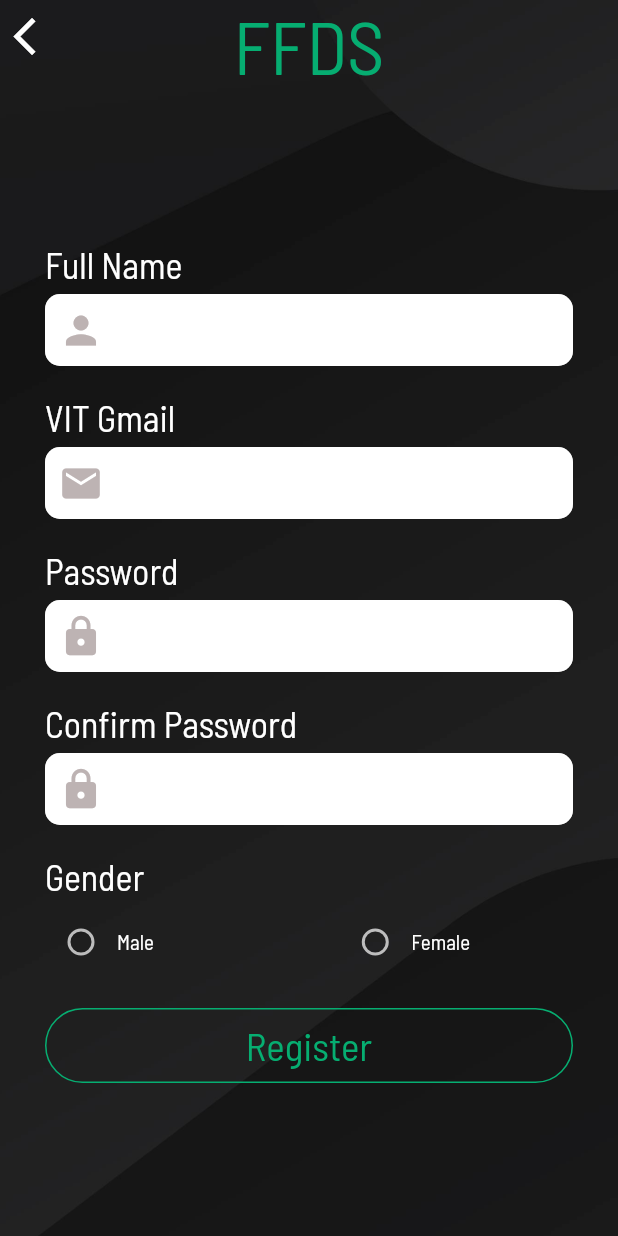
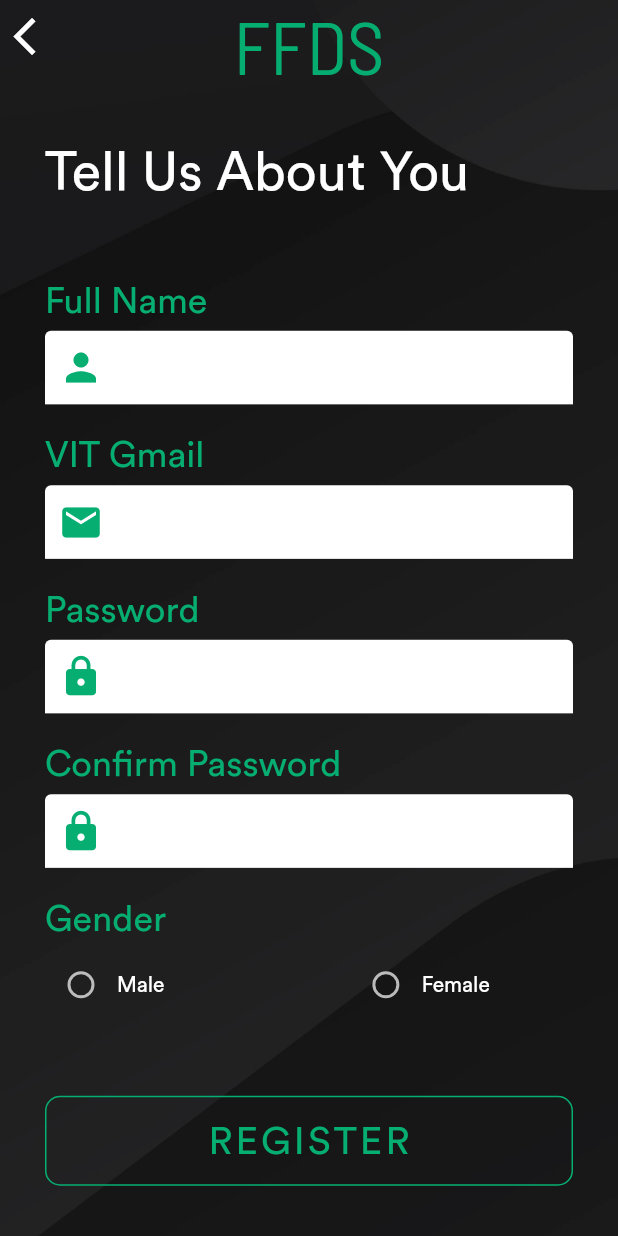
Before and after one commit to vanshg395/ffds-app, a Flutter app: the SignupScreen2 screen opened by its route, on a phone screen of 412 x 824 dp. Run offline on Flutter 3.47's test engine with Material 2 defaults, Android fonts, the phone set to English and light mode, and no system bars; our stand-ins replace awesome_dialog, image_picker; accounts and stored records are empty.

Commit message:
unfinished business

```diff
--- a/lib/helper/auth.dart
+++ b/lib/helper/auth.dart
@@ -6,7 +6,8 @@ import 'package:http/http.dart' as http;
 import './http_exception.dart';
 
 class Auth extends ChangeNotifier {
-  String _email = 'vansh.goel2018@vitstudent.ac.in';
+  // String _email = 'vansh.goel2018@vitstudent.ac.in';
+  String _email;
   String _name;
   String _gender;
   String _phone;
--- a/lib/main.dart
+++ b/lib/main.dart
@@ -25,7 +25,7 @@ class MyApp extends StatelessWidget {
             debugShowCheckedModeBanner: false,
             theme: ThemeData.dark().copyWith(
               textTheme: TextTheme(
-                body1: TextStyle(fontFamily: 'BarlowSemiCondensed'),
+                body1: TextStyle(fontFamily: 'CircularStdBook'),
               ),
             ),
             // initialRoute: HomeScreen.routeName,
--- a/lib/screens/signup_screen2.dart
+++ b/lib/screens/signup_screen2.dart
@@ -187,10 +187,20 @@ class _SignupScreen2State extends State<SignupScreen2> {
                                         CrossAxisAlignment.start,
                                     mainAxisAlignment: MainAxisAlignment.center,
                                     children: <Widget>[
+                                      FittedBox(
+                                        child: Text(
+                                          'Tell Us About You',
+                                          style: TextStyle(fontSize: 36),
+                                        ),
+                                      ),
+                                      SizedBox(
+                                        height: 50,
+                                      ),
                                       Text(
                                         'Full Name',
                                         style: TextStyle(
                                           fontSize: 24,
+                                          color: Color(0xFF06aE71),
                                         ),
                                       ),
                                       SizedBox(
@@ -202,24 +212,16 @@ class _SignupScreen2State extends State<SignupScreen2> {
                                           fontSize: 16,
                                         ),
                                         decoration: InputDecoration(
-                                          contentPadding:
-                                              EdgeInsets.symmetric(vertical: 5),
+                                          contentPadding: EdgeInsets.symmetric(
+                                              vertical: 15),
                                           prefixIcon: Icon(
                                             Icons.person,
-                                            color: Color(0xFFBDB3B3),
+                                            color: Color(0xFF06aE71),
                                             size: 30,
                                           ),
                                           focusedBorder: OutlineInputBorder(
                                             borderSide:
                                                 BorderSide(color: Colors.grey),
-                                            borderRadius:
-                                                BorderRadius.circular(10),
-                                          ),
-                                          border: OutlineInputBorder(
-                                            borderSide:
-                                                BorderSide(color: Colors.grey),
-                                            borderRadius:
-                                                BorderRadius.circular(10),
                                           ),
                                           filled: true,
                                           fillColor: Colors.white,
@@ -246,6 +248,7 @@ class _SignupScreen2State extends State<SignupScreen2> {
                                         'VIT Gmail',
                                         style: TextStyle(
                                           fontSize: 24,
+                                          color: Color(0xFF06aE71),
                                         ),
                                       ),
                                       SizedBox(
@@ -257,24 +260,16 @@ class _SignupScreen2State extends State<SignupScreen2> {
                                           fontSize: 16,
                                         ),
                                         decoration: InputDecoration(
-                                          contentPadding:
-                                              EdgeInsets.symmetric(vertical: 5),
+                                          contentPadding: EdgeInsets.symmetric(
+                                              vertical: 15),
                                           prefixIcon: Icon(
                                             Icons.email,
-                                            color: Color(0xFFBDB3B3),
+                                            color: Color(0xFF06aE71),
                                             size: 30,
                                           ),
                                           focusedBorder: OutlineInputBorder(
                                             borderSide:
                                                 BorderSide(color: Colors.grey),
-                                            borderRadius:
-                                                BorderRadius.circular(10),
-                                          ),
-                                          border: OutlineInputBorder(
-                                            borderSide:
-                                                BorderSide(color: Colors.grey),
-                                            borderRadius:
-                                                BorderRadius.circular(10),
                                           ),
                                           filled: true,
                                           fillColor: Colors.white,
@@ -308,6 +303,7 @@ class _SignupScreen2State extends State<SignupScreen2> {
                                         'Password',
                                         style: TextStyle(
                                           fontSize: 24,
+                                          color: Color(0xFF06aE71),
                                         ),
                                       ),
                                       SizedBox(
@@ -321,24 +317,16 @@ class _SignupScreen2State extends State<SignupScreen2> {
                                         ),
                                         obscureText: true,
                                         decoration: InputDecoration(
-                                          contentPadding:
-                                              EdgeInsets.symmetric(vertical: 5),
+                                          contentPadding: EdgeInsets.symmetric(
+                                              vertical: 15),
                                           prefixIcon: Icon(
                                             Icons.lock,
-                                            color: Color(0xFFBDB3B3),
+                                            color: Color(0xFF06aE71),
                                             size: 30,
                                           ),
                                           focusedBorder: OutlineInputBorder(
                                             borderSide:
                                                 BorderSide(color: Colors.grey),
-                                            borderRadius:
-                                                BorderRadius.circular(10),
-                                          ),
-                                          border: OutlineInputBorder(
-                                            borderSide:
-                                                BorderSide(color: Colors.grey),
-                                            borderRadius:
-                                                BorderRadius.circular(10),
                                           ),
                                           filled: true,
                                           fillColor: Colors.white,
@@ -368,6 +356,7 @@ class _SignupScreen2State extends State<SignupScreen2> {
                                         'Confirm Password',
                                         style: TextStyle(
                                           fontSize: 24,
+                                          color: Color(0xFF06aE71),
                                         ),
                                       ),
                                       SizedBox(
@@ -380,24 +369,16 @@ class _SignupScreen2State extends State<SignupScreen2> {
                                         ),
                                         obscureText: true,
                                         decoration: InputDecoration(
-                                          contentPadding:
-                                              EdgeInsets.symmetric(vertical: 5),
+                                          contentPadding: EdgeInsets.symmetric(
+                                              vertical: 15),
                                           prefixIcon: Icon(
                                             Icons.lock,
-                                            color: Color(0xFFBDB3B3),
+                                            color: Color(0xFF06aE71),
                                             size: 30,
                                           ),
                                           focusedBorder: OutlineInputBorder(
                                             borderSide:
                                                 BorderSide(color: Colors.grey),
-                                            borderRadius:
-                                                BorderRadius.circular(10),
-                                          ),
-                                          border: OutlineInputBorder(
-                                            borderSide:
-                                                BorderSide(color: Colors.grey),
-                                            borderRadius:
-                                                BorderRadius.circular(10),
                                           ),
                                           filled: true,
                                           fillColor: Colors.white,
@@ -425,6 +406,7 @@ class _SignupScreen2State extends State<SignupScreen2> {
                                         'Gender',
                                         style: TextStyle(
                                           fontSize: 24,
+                                          color: Color(0xFF06aE71),
                                         ),
                                       ),
                                       SizedBox(
@@ -469,7 +451,7 @@ class _SignupScreen2State extends State<SignupScreen2> {
                                         ),
                                       ),
                                       SizedBox(
-                                        height: 20,
+                                        height: 50,
                                       ),
                                       RoundedButton(
                                         title: 'Register',
--- a/lib/screens/userScreen/profile_screen.dart
+++ b/lib/screens/userScreen/profile_screen.dart
@@ -38,7 +38,7 @@ class _ProfileScreenState extends State<ProfileScreen> {
     super.initState();
     Future.delayed(Duration.zero, () {
       setState(() {
-        _name = Provider.of<Auth>(context, listen: false).name;
+        _name = Provider.of<Auth>(context, listen: false).name.toUpperCase();
         _gender = Provider.of<Auth>(context, listen: false).gender;
         _phone = Provider.of<Auth>(context, listen: false).phone;
         bio.text = Provider.of<Auth>(context, listen: false).bio;
@@ -102,7 +102,7 @@ class _ProfileScreenState extends State<ProfileScreen> {
                         ),
                       ),
                       Text(
-                        _name.toUpperCase() ?? '',
+                        _name ?? '',
                         style: TextStyle(
                           color: Color(0xFF06AE71),
                           fontSize: 32,
--- a/lib/screens/userScreen/tabsScreen.dart
+++ b/lib/screens/userScreen/tabsScreen.dart
@@ -49,7 +49,6 @@ class _TabsScreenState extends State<TabsScreen> {
   @override
   Widget build(BuildContext context) {
     return Scaffold(
-      // body: _pages[_selectedPageIndex]['page'],
       body: Stack(
         children: <Widget>[
           Container(
@@ -69,10 +68,8 @@ class _TabsScreenState extends State<TabsScreen> {
         unselectedItemColor: Colors.white,
         selectedItemColor: Theme.of(context).accentColor,
         currentIndex: _selectedPageIndex,
-        // type: BottomNavigationBarType.shifting,
         items: [
           BottomNavigationBarItem(
-            // backgroundColor: Theme.of(context).primaryColor,
             icon: FittedBox(
               child: Icon(
                 Icons.person,
--- a/lib/widgets/rounded_button.dart
+++ b/lib/widgets/rounded_button.dart
@@ -1,37 +1,4 @@
 import 'package:flutter/material.dart';
-
-// class RoundedButton extends StatelessWidget {
-//   final String title;
-//   final dynamic color;
-//   final Function onPressed;
-
-//   RoundedButton({this.title, this.color, this.onPressed});
-
-//   @override
-//   Widget build(BuildContext context) {
-//     return Padding(
-//       padding: EdgeInsets.symmetric(vertical: 10.0),
-//       child: Container(
-//         decoration: BoxDecoration(
-//           gradient: color,
-//         ),
-//         child: Material(
-//           // color: color,
-//           borderRadius: BorderRadius.all(Radius.circular(30.0)),
-//           elevation: 5.0,
-//           child: InkWell(
-//             onTap: onPressed,
-//             // minWidth: 200.0,
-//             // height: 42.0,
-//             child: Text(
-//               title,
-//             ),
-//           ),
-//         ),
-//       ),
-//     );
-//   }
-// }
 
 class RoundedButton extends StatelessWidget {
   final String title;
@@ -46,7 +13,7 @@ class RoundedButton extends StatelessWidget {
     @required this.title,
     this.gradient,
     this.width = double.infinity,
-    this.height = 50.0,
+    this.height = 60.0,
     this.color,
     this.onPressed,
     this.borderColor = Colors.white,
@@ -59,28 +26,27 @@ class RoundedButton extends StatelessWidget {
       height: height,
       decoration: BoxDecoration(
         gradient: gradient,
-        borderRadius: BorderRadius.circular(50),
+        borderRadius: BorderRadius.circular(10),
       ),
       child: Material(
         shape: RoundedRectangleBorder(
-          borderRadius: BorderRadius.circular(50),
+          borderRadius: BorderRadius.circular(10),
           side: BorderSide(color: borderColor),
         ),
         color: Colors.transparent,
         child: InkWell(
-            borderRadius: BorderRadius.circular(50),
+            borderRadius: BorderRadius.circular(10),
             onTap: onPressed,
             child: Center(
               child: Text(
-                title,
+                title.toUpperCase(),
                 style: TextStyle(
-                  fontFamily: 'BarlowSemiCondensed',
-                  // fontFamily: 'SairaCondensed',
+                  letterSpacing: 2,
                   fontSize: 26,
                   color: color,
                 ),
               ),
-            )),
+            ),),
       ),
     );
   }
--- a/pubspec.yaml
+++ b/pubspec.yaml
@@ -64,6 +64,9 @@ flutter:
     - family: BarlowSemiCondensed
       fonts:
         - asset: assets/fonts/BarlowSemiCondensed-Regular.ttf
+    - family: CircularStdBook
+      fonts:
+        - asset: assets/fonts/CircularStdBook.ttf
     # - family: SairaCondensed
     #   fonts:
     #     - asset: assets/fonts/SairaCondensed-Regular.ttf
```
Also changed, not shown: lib/screens/home_screen.dart (+4 -4 lines), lib/screens/login_screen.dart (+17 -29 lines), lib/screens/signup_screen1.dart (+4 -9 lines), assets/fonts/CircularStdBook.ttf (added), assets/fonts/SairaCondensed-Regular.ttf (deleted), 2 other files.
